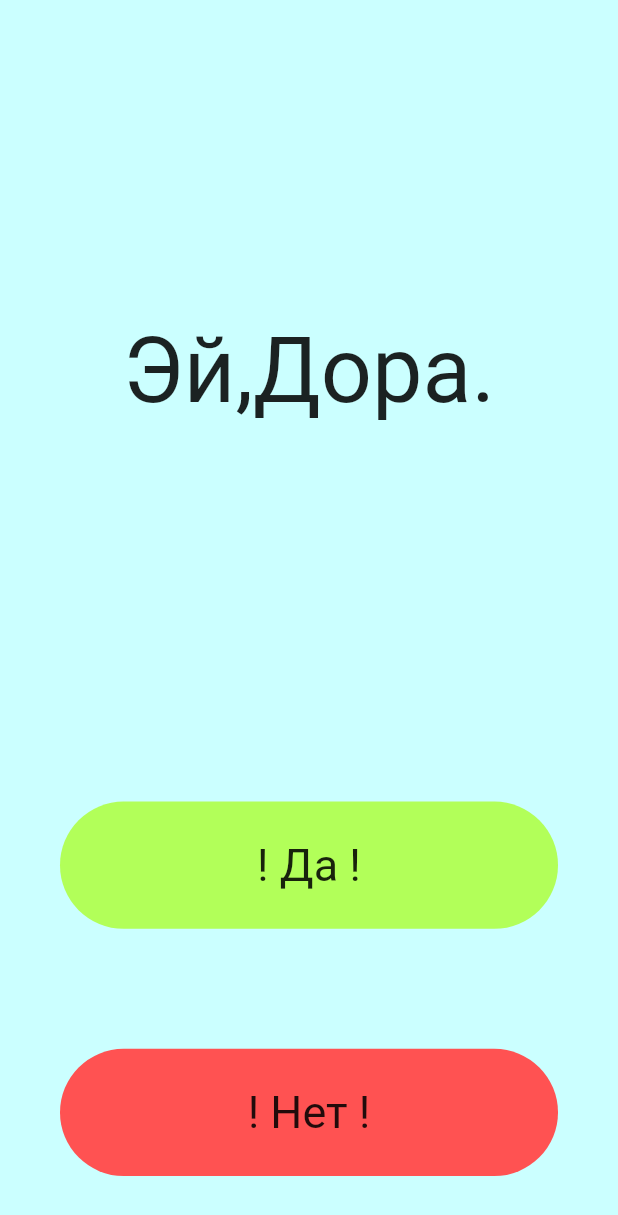
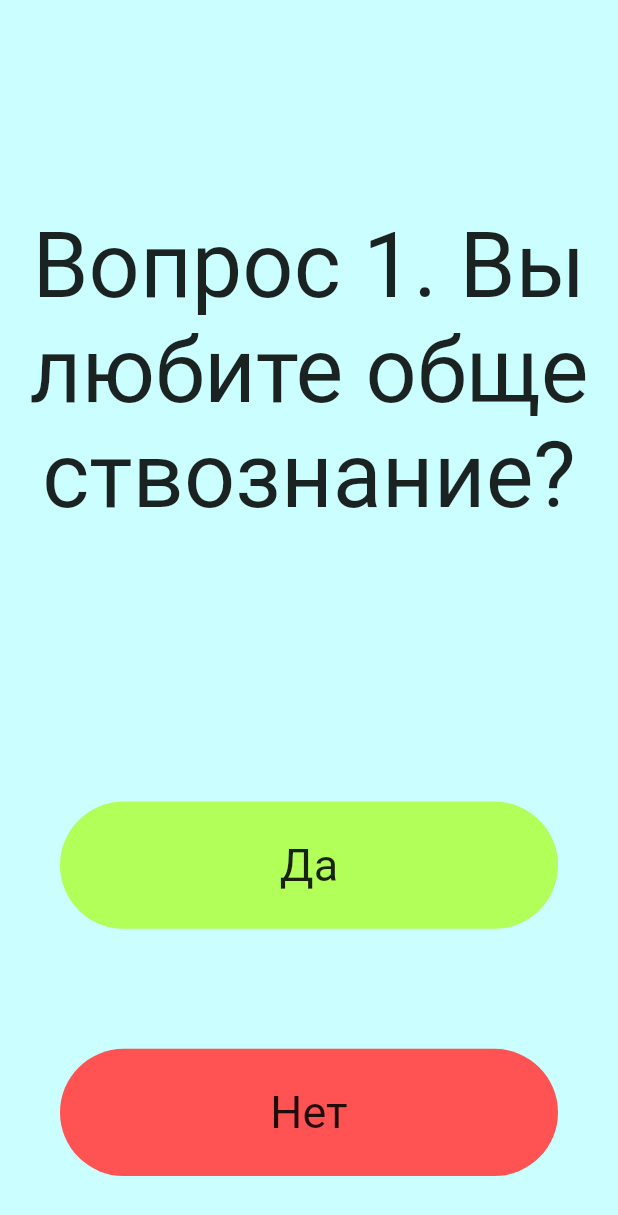
Before and after one commit to KoreshOK101/Big_Bobs_Daddy, a Flutter app: the screen it shows after launch, on a phone screen of 412 x 824 dp. Shown: the top 1215 px of the screen. Run offline on Flutter 3.47's test engine with Material 2 defaults, Android fonts, the phone set to English and light mode, and no system bars; our stand-ins replace animated_text_kit; missing offline and left inert: vk_bridge.

Commit message:
теперь будет работать в вк

```diff
--- a/lib/main.dart
+++ b/lib/main.dart
@@ -3,8 +3,10 @@ import 'package:autism/quest.dart';
 import 'package:autism/text.dart';
 import 'package:flutter/cupertino.dart';
 import 'package:flutter/material.dart';
+import 'package:vk_bridge/vk_bridge.dart';
 
-void main() {
+Future<void> main() async {
+  VKBridge.instance.init();
   runApp(const AutismTEST());
 }
 
@@ -68,7 +70,7 @@ class _TestingPAGEState extends State<TestingPAGE> {
                 ),
                 child: Center(
                   child: Text(
-                    '! Да !',
+                    quest.getAnswer1(),
                     textAlign: TextAlign.center,
                     style: TextStyle(fontSize: 30),
                   ),
@@ -91,7 +93,7 @@ class _TestingPAGEState extends State<TestingPAGE> {
                 ),
                 child: Center(
                   child: Text(
-                    '! Нет !',
+                    quest.getAnswer2(),
                     textAlign: TextAlign.center,
                     style: TextStyle(fontSize: 30),
                   ),
--- a/lib/quest.dart
+++ b/lib/quest.dart
@@ -6,11 +6,11 @@ class Quest {
   List<bool> _BibaAnswers = [];
 
   final List<text> _textQuest = [
-    text('Эй,Дора.', true),
-    text('Готова?', true),
-    text('Да', false),
-    text('В моих глазах доллар? ', false),
-    text('БАКС', true),
+    text('Вопрос 1. Вы любите обществознание?', 'Да', 'Нет', true),
+    text('Вопрос 2. Что такое конкуренция?', 'Да', 'Нет', true),
+    text('Вопрос 3. Что такое чистая монополия?', 'Да', 'Нет', false),
+    text('? ', 'Да', 'Нет', false),
+    text('БАКС', 'Да', 'Нет', true),
   ];
 
   addAnswer(bool answer) {
@@ -23,6 +23,14 @@ class Quest {
 
   gettext() {
     return _textQuest[_textNumber].textQuest;
+  }
+
+  getAnswer1() {
+    return _textQuest[_textNumber].answer1;
+  }
+
+  getAnswer2() {
+    return _textQuest[_textNumber].answer2;
   }
 
   gettextAnswer() {
--- a/lib/text.dart
+++ b/lib/text.dart
@@ -1,6 +1,8 @@
 class text {
   String? textQuest;
+  String answer1;
+  String answer2;
   bool? textAnswers;
 
-  text(this.textQuest, this.textAnswers);
+  text(this.textQuest, this.answer1, this.answer2, this.textAnswers);
 }
--- a/pubspec.yaml
+++ b/pubspec.yaml
@@ -35,6 +35,7 @@ dependencies:
   # Use with the CupertinoIcons class for iOS style icons.
   cupertino_icons: ^1.0.2
   animated_text_kit: ^4.2.1
+  vk_bridge: ^2.4.0
 dev_dependencies:
   flutter_test:
     sdk: flutter
```
Also changed, not shown: pubspec.lock, 1 other file.
